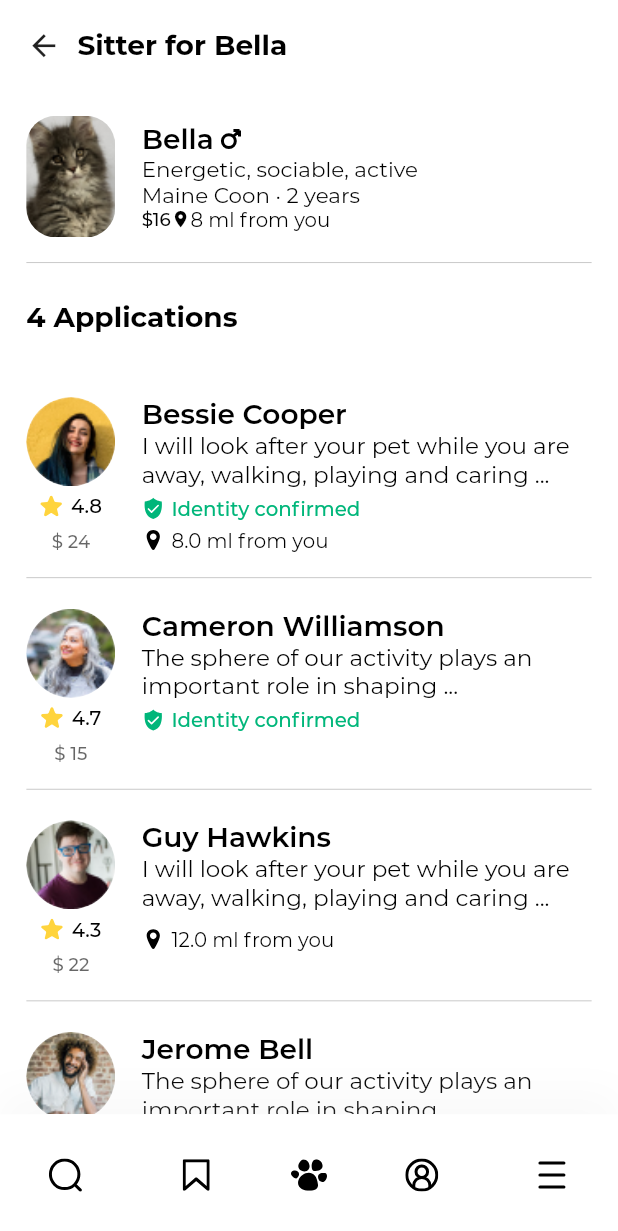
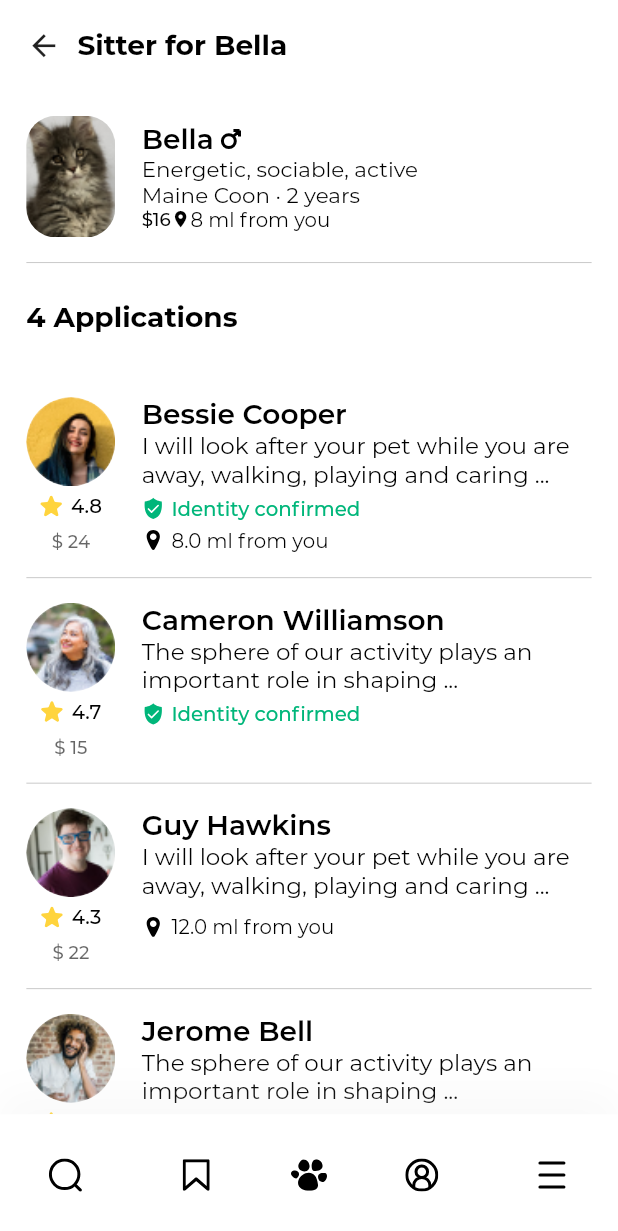
Before and after one commit to FTDen45/Luppy, a Flutter app: the FindSitterScreen screen opened by its route, item 3 of the bottom bar chosen, after a tap on "4 New applications for your ad", on a phone screen of 412 x 824 dp. Shown: the top 1231 px of the screen. Run offline on Flutter 3.47's test engine with Material 2 defaults, Android fonts, the phone set to English and light mode, and no system bars; our stand-ins replace flutter_svg; project files that could hold a hidden picture were left out.

Commit message:
ft error Height Size

```diff
--- a/lib/components/header_find.dart
+++ b/lib/components/header_find.dart
@@ -42,9 +42,6 @@ class HeaderFind extends StatelessWidget {
               )
             ],
           ),
-          Container(
-            height: kPaH,
-          ),
           TextField(
             decoration: InputDecoration(
               border: InputBorder.none,
--- a/lib/screens/find_sitter/components/ads_sitter.dart
+++ b/lib/screens/find_sitter/components/ads_sitter.dart
@@ -11,7 +11,7 @@ class AdsSitter extends StatelessWidget {
     return GestureDetector(
       onTap: ontap,
       child: Container(
-        height: getProportionateScreenHeight(146),
+        height: getProportionateScreenHeight(160),
         padding: EdgeInsets.symmetric(horizontal: kPaW, vertical: kPaH),
         margin: EdgeInsets.only(
           left: kPaW,
--- a/lib/screens/find_sitter/components/body.dart
+++ b/lib/screens/find_sitter/components/body.dart
@@ -31,7 +31,7 @@ class Body extends StatelessWidget {
           Container(
             height: getProportionateScreenHeight(812) -
                 getProportionateScreenHeight(158) - //HeaderFind()
-                getProportionateScreenHeight(146) - //AdsSitting()
+                getProportionateScreenHeight(160) - //AdsSitting()
                 kPaH - //AdsSitting()
                 getProportionateScreenHeight(80) - //BottomNavBar()
                 getHeightStatusBar(),
--- a/lib/screens/find_sitter/components/sitter.dart
+++ b/lib/screens/find_sitter/components/sitter.dart
@@ -31,7 +31,7 @@ class Sitter extends StatelessWidget {
       onTap: ontap,
       child: Container(
         margin: EdgeInsets.symmetric(horizontal: kPaW),
-        height: getProportionateScreenHeight(139),
+        //height: getProportionateScreenHeight(139),
         width: getProportionateScreenWidth(375),
         child: Column(
           children: [
```
